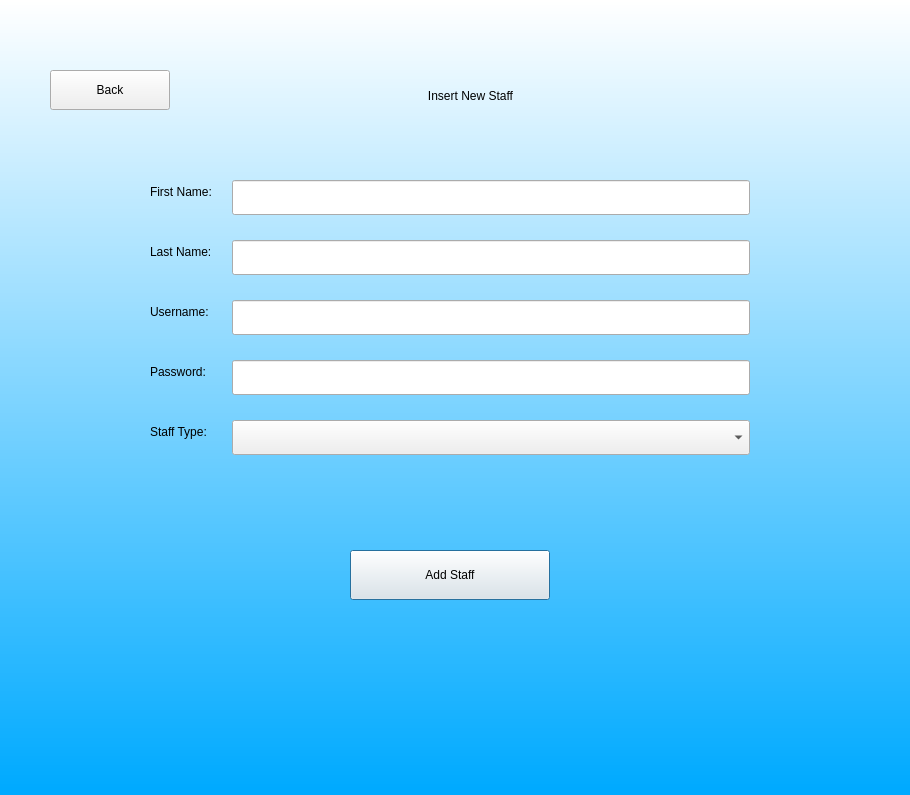
This is insertstaff.ui in AlexHarbaugh1/CS499 as Qt 5 draws it before an edit. The edited form follows.
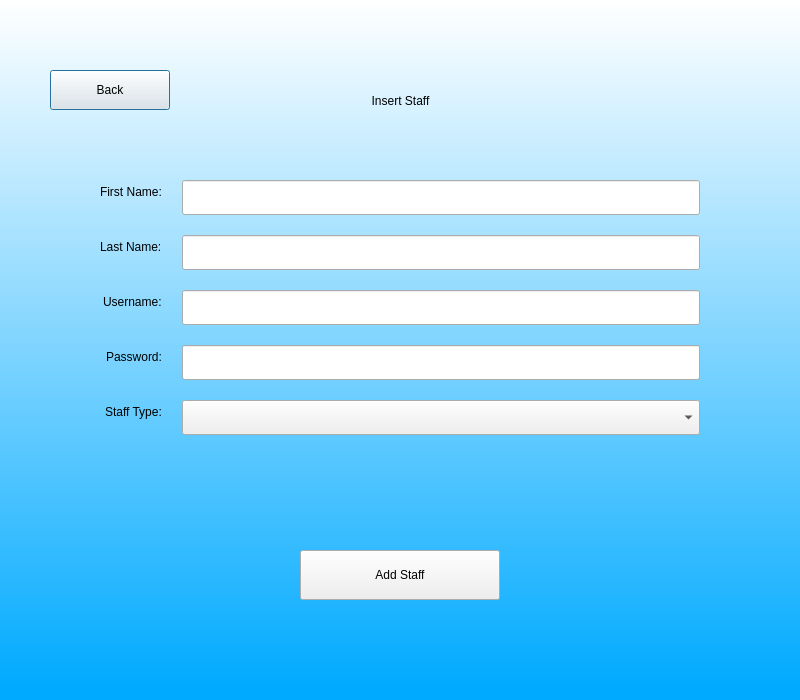
This is the edited form.

Commit message: Application Screen Fixes And Type Checking

```diff
--- a/insertstaff.ui
+++ b/insertstaff.ui
@@ -6,8 +6,8 @@
    <rect>
     <x>0</x>
     <y>0</y>
-    <width>910</width>
-    <height>795</height>
+    <width>800</width>
+    <height>700</height>
    </rect>
   </property>
   <property name="windowTitle">
@@ -18,8 +18,8 @@
     <rect>
      <x>0</x>
      <y>0</y>
-     <width>921</width>
-     <height>801</height>
+     <width>800</width>
+     <height>700</height>
     </rect>
    </property>
    <property name="styleSheet">
@@ -29,38 +29,22 @@
    <widget class="QLabel" name="label">
     <property name="geometry">
      <rect>
-      <x>360</x>
+      <x>200</x>
       <y>70</y>
-      <width>221</width>
-      <height>51</height>
+      <width>401</width>
+      <height>61</height>
      </rect>
     </property>
     <property name="styleSheet">
      <string notr="true">font: 75 16pt &quot;MS Shell Dlg 2&quot;;</string>
     </property>
     <property name="text">
-     <string>Insert New Staff</string>
+     <string>Insert Staff</string>
     </property>
     <property name="alignment">
      <set>Qt::AlignCenter</set>
     </property>
    </widget>
-   <widget class="QPushButton" name="addStaff">
-    <property name="geometry">
-     <rect>
-      <x>350</x>
-      <y>550</y>
-      <width>200</width>
-      <height>50</height>
-     </rect>
-    </property>
-    <property name="styleSheet">
-     <string notr="true">font: 12pt &quot;MS Shell Dlg 2&quot;;</string>
-    </property>
-    <property name="text">
-     <string>Add Staff</string>
-    </property>
-   </widget>
    <widget class="QPushButton" name="backTo">
     <property name="geometry">
      <rect>
@@ -80,18 +64,24 @@
    <widget class="QWidget" name="formLayoutWidget">
     <property name="geometry">
      <rect>
-      <x>150</x>
+      <x>100</x>
       <y>180</y>
       <width>600</width>
       <height>350</height>
      </rect>
     </property>
     <layout class="QFormLayout" name="formLayout">
+     <property name="labelAlignment">
+      <set>Qt::AlignRight|Qt::AlignTrailing|Qt::AlignVCenter</set>
+     </property>
+     <property name="formAlignment">
+      <set>Qt::AlignHCenter|Qt::AlignTop</set>
+     </property>
      <property name="horizontalSpacing">
       <number>20</number>
      </property>
      <property name="verticalSpacing">
-      <number>25</number>
+      <number>20</number>
      </property>
      <item row="0" column="0">
       <widget class="QLabel" name="firstNameLabel">
@@ -111,9 +101,6 @@
          <height>35</height>
         </size>
        </property>
-       <property name="styleSheet">
-        <string notr="true">font: 12pt &quot;MS Shell Dlg 2&quot;;</string>
-       </property>
       </widget>
      </item>
      <item row="1" column="0">
@@ -134,9 +121,6 @@
          <height>35</height>
         </size>
        </property>
-       <property name="styleSheet">
-        <string notr="true">font: 12pt &quot;MS Shell Dlg 2&quot;;</string>
-       </property>
       </widget>
      </item>
      <item row="2" column="0">
@@ -157,9 +141,6 @@
          <height>35</height>
         </size>
        </property>
-       <property name="styleSheet">
-        <string notr="true">font: 12pt &quot;MS Shell Dlg 2&quot;;</string>
-       </property>
       </widget>
      </item>
      <item row="3" column="0">
@@ -180,9 +161,6 @@
          <height>35</height>
         </size>
        </property>
-       <property name="styleSheet">
-        <string notr="true">font: 12pt &quot;MS Shell Dlg 2&quot;;</string>
-       </property>
        <property name="echoMode">
         <enum>QLineEdit::Password</enum>
        </property>
@@ -206,25 +184,37 @@
          <height>35</height>
         </size>
        </property>
-       <property name="styleSheet">
-        <string notr="true">font: 12pt &quot;MS Shell Dlg 2&quot;;</string>
-       </property>
       </widget>
      </item>
     </layout>
    </widget>
+   <widget class="QPushButton" name="addStaff">
+    <property name="geometry">
+     <rect>
+      <x>300</x>
+      <y>550</y>
+      <width>200</width>
+      <height>50</height>
+     </rect>
+    </property>
+    <property name="styleSheet">
+     <string notr="true">font: 14pt &quot;MS Shell Dlg 2&quot;;</string>
+    </property>
+    <property name="text">
+     <string>Add Staff</string>
+    </property>
+   </widget>
    <widget class="QLabel" name="errorMsg">
     <property name="geometry">
      <rect>
-      <x>150</x>
+      <x>100</x>
       <y>610</y>
       <width>600</width>
       <height>40</height>
      </rect>
     </property>
     <property name="styleSheet">
-     <string notr="true">font: 10pt &quot;MS Shell Dlg 2&quot;;
-color: rgb(255, 0, 0);</string>
+     <string notr="true">font: 12pt &quot;MS Shell Dlg 2&quot;;color:rgb(255,0,0)</string>
     </property>
     <property name="text">
      <string/>
```
Left out of the diff: 22 changed lines with no effect on the pictures. The commit also changes 4 other files.
